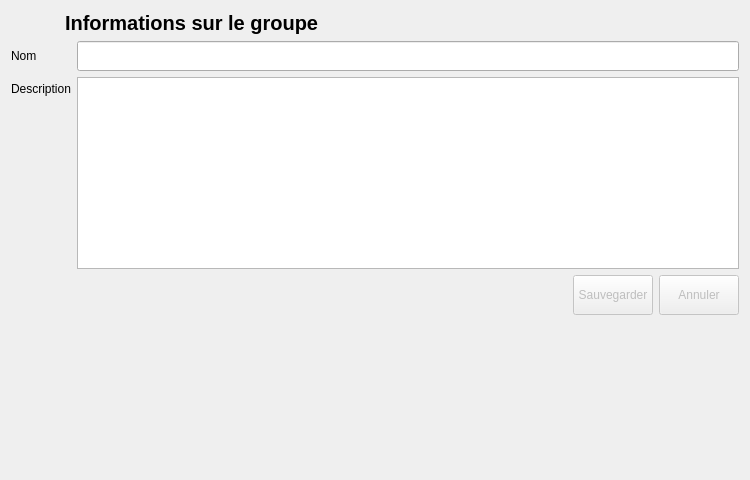
This is python/resources/ui/GroupWidget.ui in introlab/OpenIMU as Qt 5 draws it before an edit. The edited form follows.
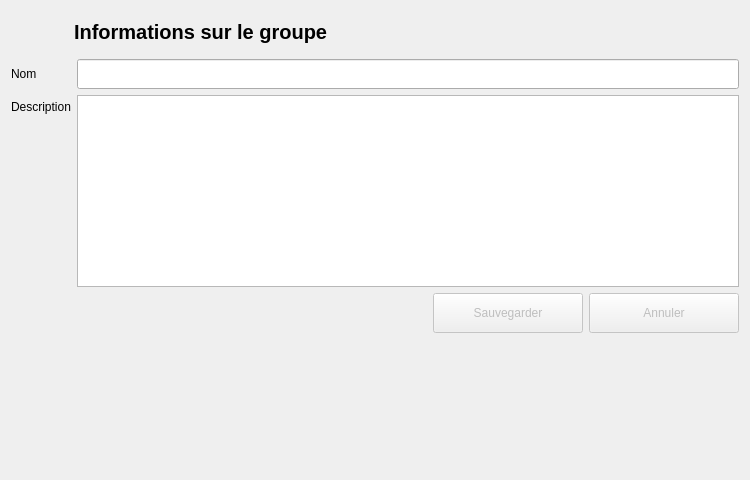
This is the edited form. Icons and pictures are not drawn.

```diff
--- a/python/resources/ui/GroupWidget.ui
+++ b/python/resources/ui/GroupWidget.ui
@@ -25,8 +25,12 @@
   <property name="windowTitle">
    <string>Groupe</string>
   </property>
+  <property name="styleSheet">
+   <string notr="true"/>
+  </property>
   <layout class="QVBoxLayout" name="verticalLayout">
    <item>
+    <widget class="QFrame" name="frameTitle">
     <layout class="QHBoxLayout" name="horizontalLayout_2">
      <item>
       <widget class="QLabel" name="lblIcon">
@@ -63,6 +67,7 @@
       </widget>
      </item>
     </layout>
+    </widget>
    </item>
    <item>
     <layout class="QFormLayout" name="formLayout">
@@ -149,7 +154,7 @@
          </property>
          <property name="minimumSize">
           <size>
-           <width>0</width>
+           <width>150</width>
            <height>40</height>
           </size>
          </property>
@@ -178,7 +183,7 @@
          </property>
          <property name="minimumSize">
           <size>
-           <width>0</width>
+           <width>150</width>
            <height>40</height>
           </size>
          </property>
```
Lines whose indentation alone changed are shown as unchanged.
